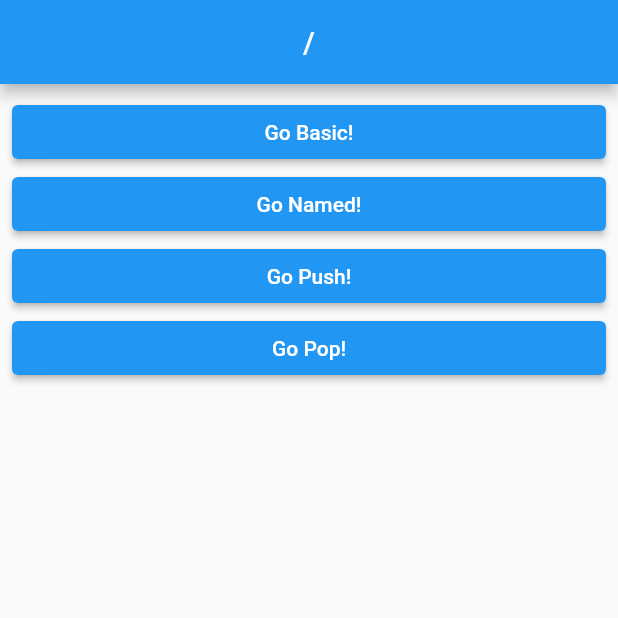
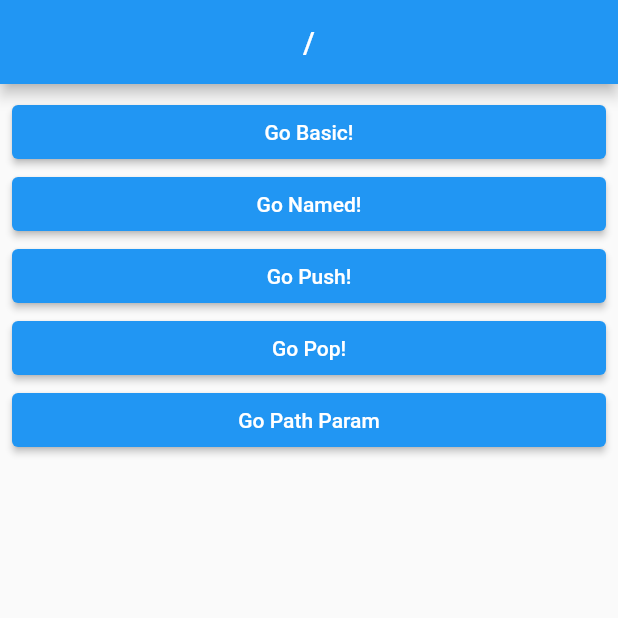
Before and after one commit to DongWooKim97/go_router_practice, a Flutter app: the screen it shows after launch, on a phone screen of 412 x 824 dp, the top half of it. Run offline on Flutter 3.47's test engine with Material 2 defaults, Android fonts, the phone set to English and light mode, and no system bars; our stand-ins replace go_router.

Commit message:
Path Parameters 사용하기

```diff
--- a/lib/router/router.dart
+++ b/lib/router/router.dart
@@ -4,6 +4,7 @@ import 'package:go_router_practice/screen/2_named_screen.dart';
 import 'package:go_router_practice/screen/3_push_screen.dart';
 import 'package:go_router_practice/screen/4_pop_base_screen.dart';
 import 'package:go_router_practice/screen/5_pop_return_screen.dart';
+import 'package:go_router_practice/screen/6_path_param_screen.dart';
 import 'package:go_router_practice/screen/route_screen.dart';
 
 //GoRouter 선언 , routes => 리스트를 넣자
@@ -51,6 +52,20 @@ final router = GoRouter(
             )
           ],
         ),
+        GoRoute(
+          path: 'path_param/:id', // :을 지정하면, 이 뒤에 들어오는 값을 우리가 변수의 이름으로 칭하겠다는 의미
+          builder: (context, state) {
+            return PathParamScreen();
+          },
+          routes: [
+            GoRoute(
+              path: ':name',
+              builder: (context, state) {
+                return PathParamScreen();
+              },
+            ),
+          ],
+        ),
       ],
     ),
   ],
--- /dev/null
+++ b/lib/screen/6_path_param_screen.dart
@@ -0,0 +1,25 @@
+import 'package:flutter/material.dart';
+import 'package:go_router/go_router.dart';
+import 'package:go_router_practice/layout/default_layout.dart';
+
+class PathParamScreen extends StatelessWidget {
+  const PathParamScreen({Key? key}) : super(key: key);
+
+  @override
+  Widget build(BuildContext context) {
+    return DefaultLayout(
+      body: ListView(
+        children: [
+          Text('Path Param : ${GoRouterState.of(context).pathParameters}'),
+          ElevatedButton(
+            onPressed: () {
+              context.go('/path_param/456/codefactory');
+
+            },
+            child: Text('Path Param'),
+          ),
+        ],
+      ),
+    );
+  }
+}
--- a/lib/screen/route_screen.dart
+++ b/lib/screen/route_screen.dart
@@ -34,6 +34,12 @@ class RootScreen extends StatelessWidget {
             },
             child: Text('Go Pop!'),
           ),
+          ElevatedButton(
+            onPressed: () {
+              context.go('/path_param/456');
+            },
+            child: Text('Go Path Param'),
+          ),
         ],
       ),
     );
```
